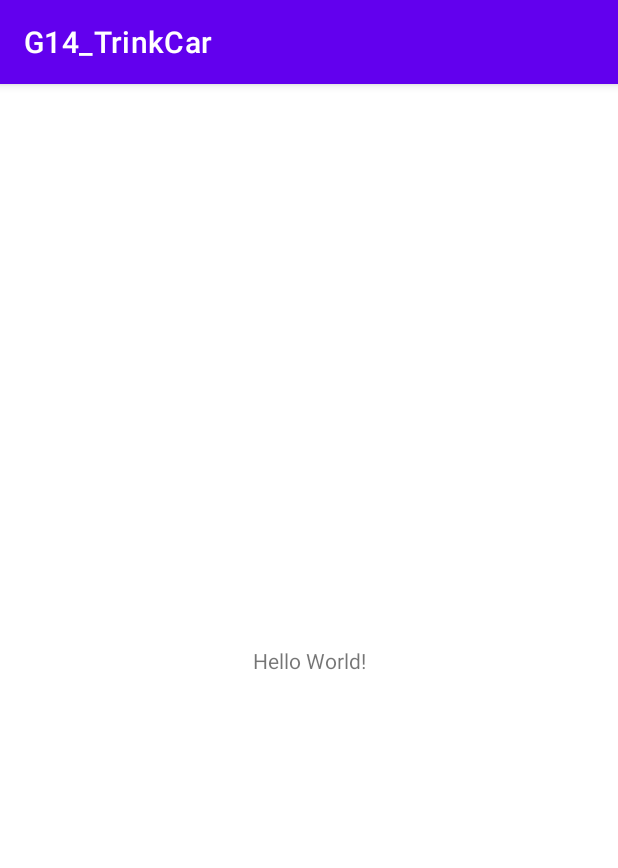
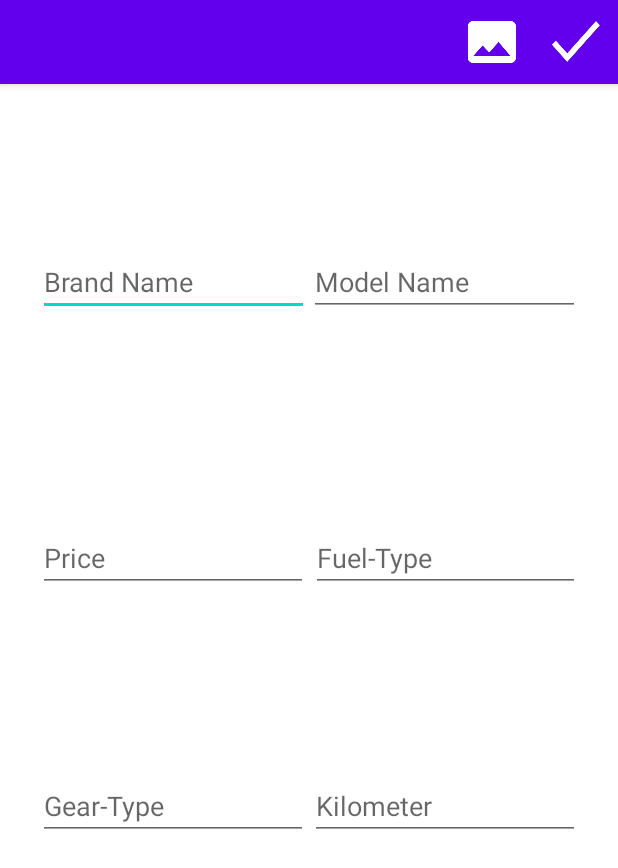
Before and after one commit to batuhanbaran/G14_TrinkCar, an Android app: the screen it shows after launch (MainActivity), on a phone screen of 412 x 824 dp. Shown: the top 868 px of the screen. Run offline under Robolectric (Android 15) with nearby library versions, the phone set to English and light mode, and no system bars; libraries missing offline, so code that uses them is left out: com.example.ise308; Roboto replaces fonts that are not available here.

Commit message:
second Commit

```diff
--- a/app/build.gradle
+++ b/app/build.gradle
@@ -1,6 +1,8 @@
 plugins {
     id 'com.android.application'
     id 'kotlin-android'
+    id 'kotlin-android-extensions'
+    id 'kotlin-kapt'
 }
 
 android {
--- a/app/src/main/AndroidManifest.xml
+++ b/app/src/main/AndroidManifest.xml
@@ -9,6 +9,7 @@
         android:roundIcon="@mipmap/ic_launcher_round"
         android:supportsRtl="true"
         android:theme="@style/Theme.G14_TrinkCar">
+        <activity android:name=".NewCarPage"></activity>
         <activity android:name=".MainActivity">
             <intent-filter>
                 <action android:name="android.intent.action.MAIN" />
@@ -16,6 +17,7 @@
                 <category android:name="android.intent.category.LAUNCHER" />
             </intent-filter>
         </activity>
+
         <meta-data
             android:name="preloaded_fonts"
             android:resource="@array/preloaded_fonts" />
--- a/app/src/main/java/com/example/ise308/ozkan/ezgi/g14_trinkcar/MainActivity.kt
+++ b/app/src/main/java/com/example/ise308/ozkan/ezgi/g14_trinkcar/MainActivity.kt
@@ -2,10 +2,31 @@ package com.example.ise308.ozkan.ezgi.g14_trinkcar
 
 import androidx.appcompat.app.AppCompatActivity
 import android.os.Bundle
+import android.view.Menu
+import android.view.MenuItem
+import kotlinx.android.synthetic.main.car_new_page.*
+
 
 class MainActivity : AppCompatActivity() {
+
+
+
+
+
+    override fun onCreateOptionsMenu(menu: Menu?): Boolean {
+        val inflater = menuInflater
+        inflater.inflate(R.menu.car_new_menu, menu)
+        return super.onCreateOptionsMenu(menu)
+    }
+
+
+
     override fun onCreate(savedInstanceState: Bundle?) {
         super.onCreate(savedInstanceState)
-        setContentView(R.layout.activity_main)
+        setContentView(R.layout.car_new_page)
     }
+
+
+
+
 }
--- a/app/src/main/res/layout/car_new_page.xml
+++ b/app/src/main/res/layout/car_new_page.xml
@@ -4,22 +4,27 @@
     xmlns:tools="http://schemas.android.com/tools"
     android:layout_width="match_parent"
     android:layout_height="match_parent"
-    android:padding="25dp">
+    android:padding="25dp"
+    android:id="@+id/image"
+    android:orderInCategory="100"
+    android:title="picture"
+
+    >
 
     <EditText
-        android:id="@+id/editTextTextPersonName25"
+        android:id="@+id/brandName"
         android:layout_width="0dp"
         android:layout_height="wrap_content"
         android:ems="10"
         android:inputType="textPersonName"
         android:hint="Brand Name"
-        app:layout_constraintBaseline_toBaselineOf="@+id/editTextTextPersonName27"
-        app:layout_constraintEnd_toStartOf="@+id/editTextTextPersonName27"
+        app:layout_constraintBaseline_toBaselineOf="@+id/modelName"
+        app:layout_constraintEnd_toStartOf="@+id/modelName"
         app:layout_constraintHorizontal_chainStyle="packed"
         app:layout_constraintStart_toStartOf="parent" />
 
     <EditText
-        android:id="@+id/editTextTextPersonName26"
+        android:id="@+id/price"
         android:layout_width="0dp"
         android:layout_height="wrap_content"
         android:layout_marginEnd="2dp"
@@ -27,13 +32,13 @@
         android:ems="10"
         android:inputType="textPersonName"
         android:hint="Price"
-        app:layout_constraintBaseline_toBaselineOf="@+id/editTextTextPersonName28"
-        app:layout_constraintEnd_toStartOf="@+id/editTextTextPersonName28"
+        app:layout_constraintBaseline_toBaselineOf="@+id/fuelType"
+        app:layout_constraintEnd_toStartOf="@+id/fuelType"
         app:layout_constraintHorizontal_chainStyle="packed"
         app:layout_constraintStart_toStartOf="parent" />
 
     <EditText
-        android:id="@+id/editTextTextPersonName27"
+        android:id="@+id/modelName"
         android:layout_width="0dp"
         android:layout_height="wrap_content"
         android:layout_marginTop="84dp"
@@ -41,11 +46,11 @@
         android:inputType="textPersonName"
         android:hint="Model Name"
         app:layout_constraintEnd_toEndOf="parent"
-        app:layout_constraintStart_toEndOf="@+id/editTextTextPersonName25"
+        app:layout_constraintStart_toEndOf="@+id/brandName"
         app:layout_constraintTop_toTopOf="parent" />
 
     <EditText
-        android:id="@+id/editTextTextPersonName28"
+        android:id="@+id/fuelType"
         android:layout_width="0dp"
         android:layout_height="wrap_content"
         android:layout_marginTop="268dp"
@@ -53,11 +58,11 @@
         android:inputType="textPersonName"
         android:hint="Fuel-Type"
         app:layout_constraintEnd_toEndOf="parent"
-        app:layout_constraintStart_toEndOf="@+id/editTextTextPersonName26"
+        app:layout_constraintStart_toEndOf="@+id/price"
         app:layout_constraintTop_toTopOf="parent" />
 
     <EditText
-        android:id="@+id/editTextTextPersonName29"
+        android:id="@+id/gearType"
         android:layout_width="0dp"
         android:layout_height="wrap_content"
         android:layout_marginEnd="1dp"
@@ -65,13 +70,13 @@
         android:ems="10"
         android:inputType="textPersonName"
         android:hint="Gear-Type"
-        app:layout_constraintBaseline_toBaselineOf="@+id/editTextTextPersonName30"
-        app:layout_constraintEnd_toStartOf="@+id/editTextTextPersonName30"
+        app:layout_constraintBaseline_toBaselineOf="@+id/kilometer"
+        app:layout_constraintEnd_toStartOf="@+id/kilometer"
         app:layout_constraintHorizontal_chainStyle="packed"
         app:layout_constraintStart_toStartOf="parent" />
 
     <EditText
-        android:id="@+id/editTextTextPersonName30"
+        android:id="@+id/kilometer"
         android:layout_width="0dp"
         android:layout_height="wrap_content"
         android:layout_marginTop="120dp"
@@ -79,8 +84,8 @@
         android:inputType="textPersonName"
         android:hint="Kilometer"
         app:layout_constraintEnd_toEndOf="parent"
-        app:layout_constraintStart_toEndOf="@+id/editTextTextPersonName29"
-        app:layout_constraintTop_toBottomOf="@+id/editTextTextPersonName28" />
+        app:layout_constraintStart_toEndOf="@+id/gearType"
+        app:layout_constraintTop_toBottomOf="@+id/fuelType" />
 
 
 </androidx.constraintlayout.widget.ConstraintLayout>
--- a/app/src/main/res/menu/car_new_menu.xml
+++ b/app/src/main/res/menu/car_new_menu.xml
@@ -14,7 +14,7 @@
     <item
         android:id="@+id/image"
         android:icon="@drawable/done"
-        android:title="Item One"
+        android:title="picture"
         app:showAsAction="always" />
 
 
--- a/app/src/main/res/values/strings.xml
+++ b/app/src/main/res/values/strings.xml
@@ -1,3 +1,3 @@
 <resources>
-    <string name="app_name">G14_TrinkCar</string>
+    <string name="app_name"></string>
 </resources>
```
Also changed, not shown: app/src/main/java/com/example/ise308/ozkan/ezgi/g14_trinkcar/Car.kt (+9 -0 lines), app/src/main/java/com/example/ise308/ozkan/ezgi/g14_trinkcar/NewCarPage.kt (added, +52 -0 lines).
